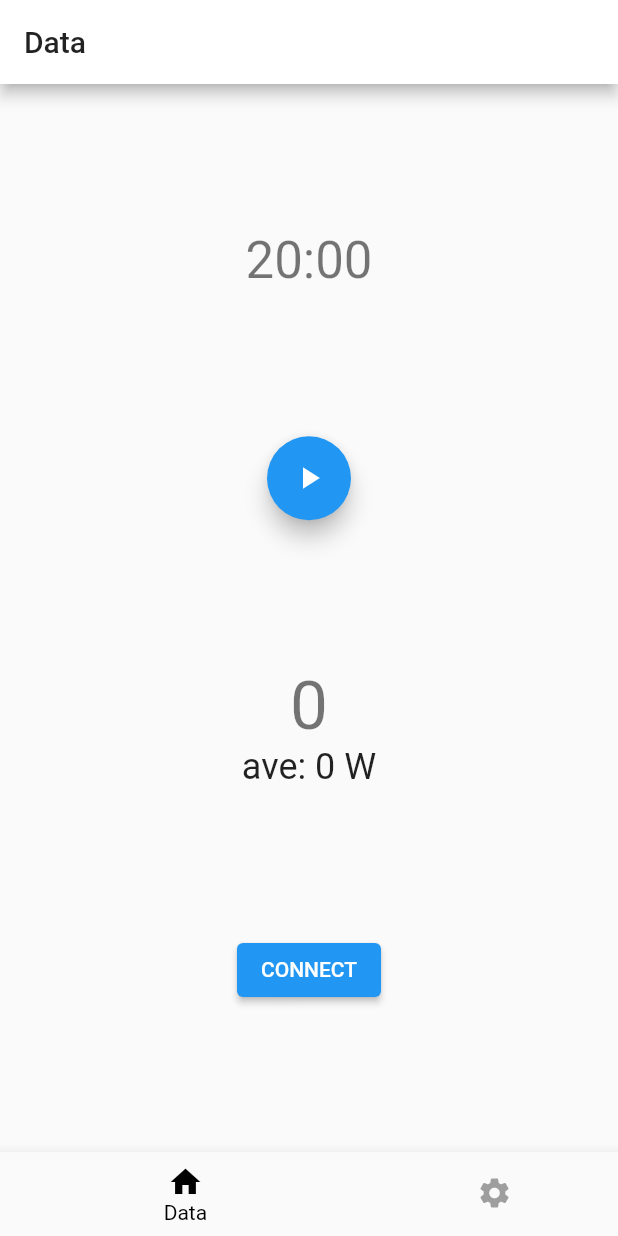
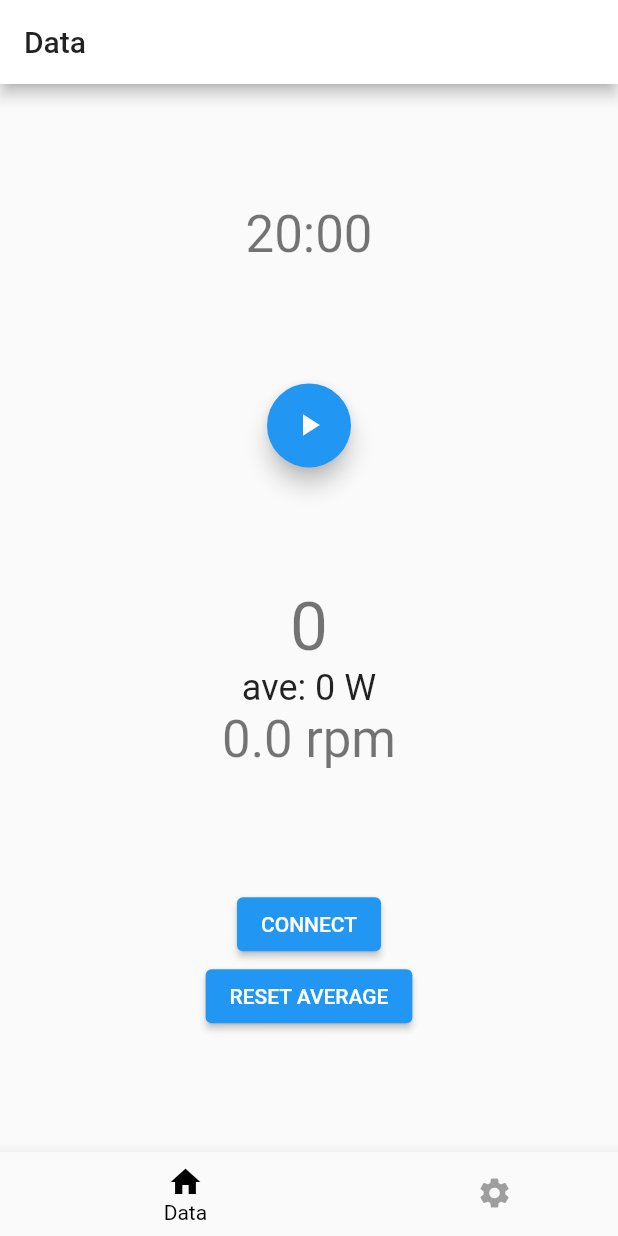
Before and after one commit to sj-h4/pedal_logger_app, a Flutter app: the screen it shows after launch, on a phone screen of 412 x 824 dp. Run offline on Flutter 3.47's test engine with Material 2 defaults, Android fonts, the phone set to English and light mode, and no system bars; our stand-ins replace flutter_blue, flutter_hooks, hooks_riverpod.

Commit message:
add rotation data

```diff
--- a/lib/view/dataView.dart
+++ b/lib/view/dataView.dart
@@ -43,26 +43,15 @@ class _BuildData extends HookWidget {
             "${powerState.power}",
             style: Theme.of(context).textTheme.headline3,
           ),
-          /*
-          power.when(
-              data: (data) => Center(
-                    child: Text(
-                      "$data",
-                      style: Theme.of(context).textTheme.headline4,
-                    ),
-                  ),
-              loading: () => Center(
-                    child: Text("..."),
-                  ),
-              error: (e, stackTrace) => Center(
-                    child: Text(e.toString()),
-                  )),*/
-
           Text(
             "ave: ${powerState.average} W",
             //"${aveList.reduce((a, b) => a + b) / aveList.length}",
             style: Theme.of(context).textTheme.headline5,
           ),
+          Text(
+            '${powerState.rotation} rpm',
+            style: Theme.of(context).textTheme.headline4,
+          )
         ],
       ),
     );
@@ -74,11 +63,21 @@ class ButtonWidget extends HookWidget {
   @override
   Widget build(BuildContext context) {
     return Center(
-      child: ElevatedButton(
-        onPressed: () {
-          context.read(powerProvider.notifier).startScan();
-        },
-        child: Text('CONNECT'),
+      child: Column(
+        children: <Widget>[
+          ElevatedButton(
+            onPressed: () {
+              context.read(powerProvider.notifier).startScan();
+            },
+            child: Text('CONNECT'),
+          ),
+          ElevatedButton(
+            onPressed: () {
+              context.read(powerProvider.notifier).resetData();
+            },
+            child: Text('RESET AVERAGE'),
+          ),
+        ],
       ),
     );
   }
```
Also changed, not shown: lib/ble/pedal_ble.dart (+51 -2 lines).
